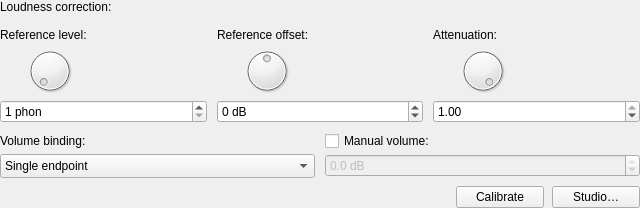
First picture: the form in Editor/guis/LoudnessCorrectionFilterGUI.ui, repository xup61069/EqAPO64_with_VST3_support, before the edit.
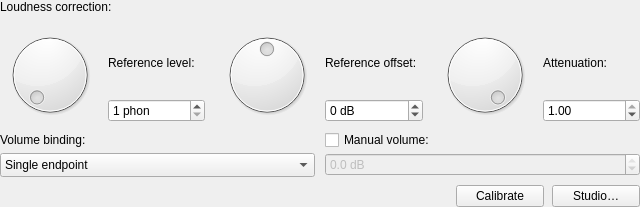
Second picture: the form after the edit. Custom widgets are drawn as their Qt base class.

Commit message: fix: pair dials with labels and spinboxes horizontally in LoudnessCorrectionFilterGUI

Patch:
```diff
--- a/Editor/guis/LoudnessCorrectionFilterGUI.ui
+++ b/Editor/guis/LoudnessCorrectionFilterGUI.ui
@@ -71,17 +71,32 @@
    <item row="1" column="0">
     <layout class="QHBoxLayout" name="parameterLayout" stretch="1,1,1">
      <property name="spacing">
-      <number>10</number>
+      <number>12</number>
      </property>
      <item>
-      <layout class="QVBoxLayout" name="referenceLevelLayout">
+      <layout class="QHBoxLayout" name="referenceLevelLayout">
        <property name="spacing">
-        <number>4</number>
+        <number>8</number>
+       </property>
+       <item alignment="Qt::AlignLeft|Qt::AlignVCenter">
+        <widget class="VerticalDragDial" name="refLevelDial">
+         <property name="minimum">
+          <number>1</number>
+         </property>
+         <property name="maximum">
+          <number>100</number>
+         </property>
+        </widget>
+       </item>
+       <item>
+        <layout class="QVBoxLayout" name="refLevelSubLayout">
+         <property name="spacing">
+          <number>2</number>
        </property>
        <item>
         <widget class="QLabel" name="refLevelLabel">
          <property name="sizePolicy">
-          <sizepolicy hsizetype="Ignored" vsizetype="Preferred">
+            <sizepolicy hsizetype="Preferred" vsizetype="Preferred">
            <horstretch>0</horstretch>
            <verstretch>0</verstretch>
           </sizepolicy>
@@ -97,16 +112,6 @@
          </property>
         </widget>
        </item>
-       <item alignment="Qt::AlignLeft|Qt::AlignTop">
-        <widget class="VerticalDragDial" name="refLevelDial">
-         <property name="minimum">
-          <number>1</number>
-         </property>
-         <property name="maximum">
-          <number>100</number>
-         </property>
-        </widget>
-       </item>
        <item>
         <widget class="QSpinBox" name="refLevelSpinBox">
          <property name="sizePolicy">
@@ -128,15 +133,32 @@
        </item>
       </layout>
      </item>
+      </layout>
+     </item>
      <item>
-      <layout class="QVBoxLayout" name="referenceOffsetLayout">
+      <layout class="QHBoxLayout" name="referenceOffsetLayout">
        <property name="spacing">
-        <number>4</number>
+        <number>8</number>
+       </property>
+       <item alignment="Qt::AlignLeft|Qt::AlignVCenter">
+        <widget class="VerticalDragDial" name="refOffsetDial">
+         <property name="minimum">
+          <number>-100</number>
+         </property>
+         <property name="maximum">
+          <number>100</number>
+         </property>
+        </widget>
+       </item>
+       <item>
+        <layout class="QVBoxLayout" name="refOffsetSubLayout">
+         <property name="spacing">
+          <number>2</number>
        </property>
        <item>
         <widget class="QLabel" name="refOffsetLabel">
          <property name="sizePolicy">
-          <sizepolicy hsizetype="Ignored" vsizetype="Preferred">
+            <sizepolicy hsizetype="Preferred" vsizetype="Preferred">
            <horstretch>0</horstretch>
            <verstretch>0</verstretch>
           </sizepolicy>
@@ -152,16 +174,6 @@
          </property>
         </widget>
        </item>
-       <item alignment="Qt::AlignLeft|Qt::AlignTop">
-        <widget class="VerticalDragDial" name="refOffsetDial">
-         <property name="minimum">
-          <number>-100</number>
-         </property>
-         <property name="maximum">
-          <number>100</number>
-         </property>
-        </widget>
-       </item>
        <item>
         <widget class="QSpinBox" name="refOffsetSpinBox">
          <property name="sizePolicy">
@@ -183,15 +195,35 @@
        </item>
       </layout>
      </item>
+      </layout>
+     </item>
      <item>
-      <layout class="QVBoxLayout" name="attenuationLayout">
+      <layout class="QHBoxLayout" name="attenuationLayout">
        <property name="spacing">
-        <number>4</number>
+        <number>8</number>
+       </property>
+       <item alignment="Qt::AlignLeft|Qt::AlignVCenter">
+        <widget class="VerticalDragDial" name="attDial">
+         <property name="minimum">
+          <number>0</number>
+         </property>
+         <property name="maximum">
+          <number>100</number>
+         </property>
+         <property name="value">
+          <number>100</number>
+         </property>
+        </widget>
+       </item>
+       <item>
+        <layout class="QVBoxLayout" name="attSubLayout">
+         <property name="spacing">
+          <number>2</number>
        </property>
        <item>
         <widget class="QLabel" name="attLabel">
          <property name="sizePolicy">
-          <sizepolicy hsizetype="Ignored" vsizetype="Preferred">
+            <sizepolicy hsizetype="Preferred" vsizetype="Preferred">
            <horstretch>0</horstretch>
            <verstretch>0</verstretch>
           </sizepolicy>
@@ -207,19 +239,6 @@
          </property>
         </widget>
        </item>
-       <item alignment="Qt::AlignLeft|Qt::AlignTop">
-        <widget class="VerticalDragDial" name="attDial">
-         <property name="minimum">
-          <number>0</number>
-         </property>
-         <property name="maximum">
-          <number>100</number>
-         </property>
-         <property name="value">
-          <number>100</number>
-         </property>
-        </widget>
-       </item>
        <item>
         <widget class="QDoubleSpinBox" name="attSpinBox">
          <property name="sizePolicy">
@@ -238,6 +257,8 @@
           <double>1.000000000000000</double>
          </property>
         </widget>
+         </item>
+        </layout>
        </item>
       </layout>
      </item>
```
Lines whose indentation alone changed are shown as unchanged.
